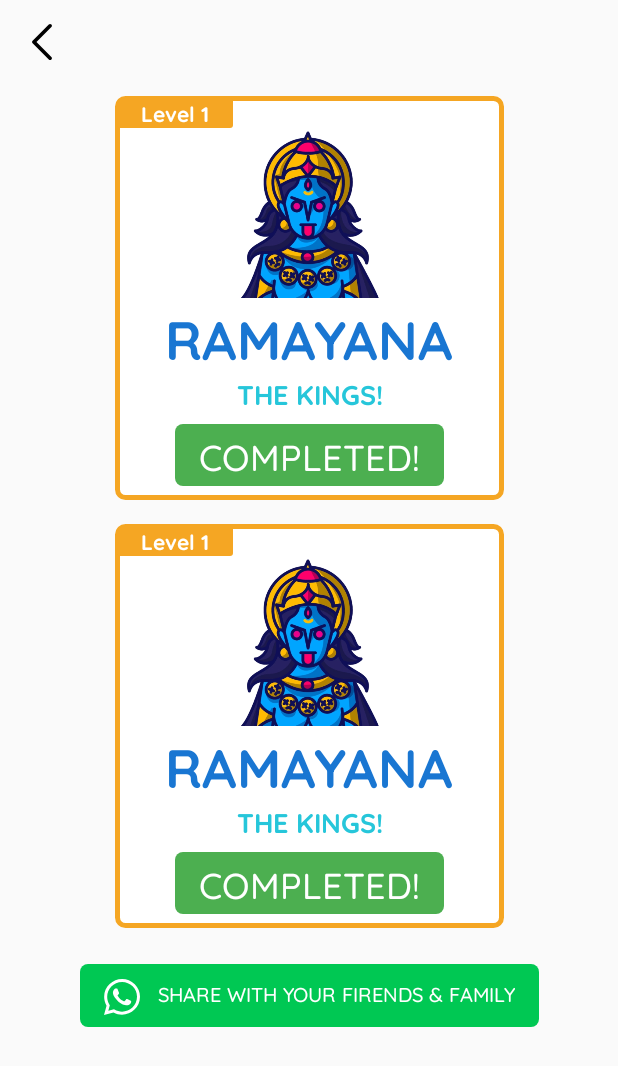
After one commit to tosid23/Word-Search, an Android app: the layout completed_fragment.xml on its own in the app's theme, with its tools: preview values and no code run, on a phone screen of 412 x 824 dp. The commit adds this screen. Shown: the top 1066 px of the screen. Run offline under Robolectric (Android 15) with nearby library versions, the phone set to English and light mode, and no system bars.

Commit message:
CompletedFragment.kt Start next puzzle Animations

```diff
--- a/app/build.gradle
+++ b/app/build.gradle
@@ -37,7 +37,7 @@ android {
 dependencies {
     implementation fileTree(dir: "libs", include: ["*.jar"])
     implementation "org.jetbrains.kotlin:kotlin-stdlib:$kotlin_version"
-    implementation 'org.jetbrains.kotlinx:kotlinx-coroutines-android:1.3.5'
+    implementation 'org.jetbrains.kotlinx:kotlinx-coroutines-android:1.3.9'
     implementation 'androidx.core:core-ktx:1.3.2'
     implementation 'androidx.appcompat:appcompat:1.2.0'
     implementation 'androidx.constraintlayout:constraintlayout:2.0.2'
@@ -54,6 +54,7 @@ dependencies {
     implementation 'androidx.legacy:legacy-support-v4:1.0.0'
     implementation 'androidx.lifecycle:lifecycle-extensions:2.2.0'
     implementation 'androidx.lifecycle:lifecycle-viewmodel-ktx:2.2.0'
+    implementation 'androidx.lifecycle:lifecycle-livedata-ktx:2.2.0'
     testImplementation 'junit:junit:4.12'
     androidTestImplementation 'androidx.test.ext:junit:1.1.2'
     androidTestImplementation 'androidx.test.espresso:espresso-core:3.3.0'
--- a/app/src/main/java/com/kaus/wordsearch/model/PuzzleData.kt
+++ b/app/src/main/java/com/kaus/wordsearch/model/PuzzleData.kt
@@ -14,5 +14,5 @@ data class PuzzleData(
     val image: String,
     val level: Int,
     val wordsList: List<Word>,
-    val is_completed: Boolean
+    var is_completed: Boolean
 ) : Parcelable
--- /dev/null
+++ b/app/src/main/res/drawable/rounded_r5_green_500_bg.xml
@@ -0,0 +1,6 @@
+<?xml version="1.0" encoding="utf-8"?>
+
+<shape xmlns:android="http://schemas.android.com/apk/res/android">
+    <corners android:radius="5dp" />
+    <solid android:color="@color/md_green_500" />
+</shape>
--- /dev/null
+++ b/app/src/main/res/layout/completed_fragment.xml
@@ -0,0 +1,69 @@
+<?xml version="1.0" encoding="utf-8"?>
+<androidx.core.widget.NestedScrollView xmlns:android="http://schemas.android.com/apk/res/android"
+    xmlns:app="http://schemas.android.com/apk/res-auto"
+    xmlns:tools="http://schemas.android.com/tools"
+    android:layout_width="match_parent"
+    android:layout_height="match_parent"
+    tools:context=".features.levels.LevelsFragment">
+
+    <androidx.constraintlayout.widget.ConstraintLayout
+        android:layout_width="match_parent"
+        android:layout_height="wrap_content">
+
+        <ImageView
+            android:id="@+id/completed_back"
+            android:layout_width="wrap_content"
+            android:layout_height="wrap_content"
+            android:padding="16dp"
+            android:src="@drawable/ic_back"
+            app:layout_constraintBottom_toBottomOf="parent"
+            app:layout_constraintEnd_toEndOf="parent"
+            app:layout_constraintHorizontal_bias="0.0"
+            app:layout_constraintStart_toStartOf="parent"
+            app:layout_constraintTop_toTopOf="parent"
+            app:layout_constraintVertical_bias="0.0"
+            tools:ignore="ContentDescription" />
+
+        <androidx.recyclerview.widget.RecyclerView
+            android:id="@+id/completed_recycler"
+            android:layout_width="wrap_content"
+            android:layout_height="wrap_content"
+            android:nestedScrollingEnabled="false"
+            android:orientation="vertical"
+            app:layoutManager="androidx.recyclerview.widget.LinearLayoutManager"
+            app:layout_constraintBottom_toBottomOf="parent"
+            app:layout_constraintEnd_toEndOf="parent"
+            app:layout_constraintStart_toStartOf="parent"
+            app:layout_constraintTop_toBottomOf="@+id/completed_back"
+            app:layout_constraintVertical_bias="0.0"
+            tools:itemCount="2"
+            tools:listitem="@layout/row_completed_levels" />
+
+        <TextView
+            android:id="@+id/completed_share"
+            android:layout_width="wrap_content"
+            android:layout_height="wrap_content"
+            android:layout_centerHorizontal="true"
+            android:layout_marginTop="16dp"
+            android:layout_marginBottom="16dp"
+            android:background="@drawable/rounded_r5_green_a700_bg"
+            android:drawablePadding="12dp"
+            android:fontFamily="@font/quicksand_medium"
+            android:paddingStart="16dp"
+            android:paddingTop="10dp"
+            android:paddingEnd="16dp"
+            android:paddingBottom="8dp"
+            android:text="SHARE WITH YOUR FIRENDS &amp; FAMILY"
+            android:textColor="@color/md_white_1000"
+            android:textSize="13sp"
+            app:drawableStartCompat="@drawable/ic_whatsapp"
+            app:layout_constraintBottom_toBottomOf="parent"
+            app:layout_constraintEnd_toEndOf="parent"
+            app:layout_constraintStart_toStartOf="parent"
+            app:layout_constraintTop_toBottomOf="@+id/completed_recycler"
+            app:layout_constraintVertical_bias="0.0"
+            tools:ignore="HardcodedText" />
+
+    </androidx.constraintlayout.widget.ConstraintLayout>
+
+</androidx.core.widget.NestedScrollView>
--- /dev/null
+++ b/app/src/main/res/layout/row_completed_levels.xml
@@ -0,0 +1,105 @@
+<?xml version="1.0" encoding="utf-8"?>
+<androidx.constraintlayout.widget.ConstraintLayout xmlns:android="http://schemas.android.com/apk/res/android"
+    xmlns:app="http://schemas.android.com/apk/res-auto"
+    xmlns:tools="http://schemas.android.com/tools"
+    android:id="@+id/levels_adapter_layout"
+    android:layout_width="wrap_content"
+    android:layout_height="wrap_content"
+    android:layout_margin="8dp"
+    android:background="@drawable/rounded_r5_white_bg_yellow_alert_border"
+    android:padding="1dp">
+
+    <ImageView
+        android:id="@+id/completed_levels_adapter_image"
+        android:layout_width="wrap_content"
+        android:layout_height="130dp"
+        android:layout_marginTop="3dp"
+        android:adjustViewBounds="true"
+        app:layout_constraintBottom_toTopOf="@+id/completed_levels_adapter_title_text"
+        app:layout_constraintEnd_toEndOf="parent"
+        app:layout_constraintStart_toStartOf="parent"
+        app:layout_constraintTop_toTopOf="parent"
+        app:layout_constraintVertical_bias="1.0"
+        tools:ignore="ContentDescription"
+        tools:src="@drawable/god_blue" />
+
+    <TextView
+        android:id="@+id/completed_levels_adapter_level_text"
+        android:layout_width="wrap_content"
+        android:layout_height="wrap_content"
+        android:background="@drawable/rounded_r2_yellow_alert_bg"
+        android:fontFamily="@font/quicksand_bold"
+        android:paddingStart="16dp"
+        android:paddingEnd="16dp"
+        android:textColor="@color/md_white_1000"
+        android:textSize="14sp"
+        app:layout_constraintBottom_toBottomOf="parent"
+        app:layout_constraintEnd_toEndOf="parent"
+        app:layout_constraintHorizontal_bias="0.0"
+        app:layout_constraintStart_toStartOf="parent"
+        app:layout_constraintTop_toTopOf="parent"
+        app:layout_constraintVertical_bias="0.0"
+        tools:text="Level 1" />
+
+    <TextView
+        android:id="@+id/completed_levels_adapter_title_text"
+        android:layout_width="wrap_content"
+        android:layout_height="wrap_content"
+        android:layout_marginStart="32dp"
+        android:layout_marginEnd="32dp"
+        android:fontFamily="@font/quicksand_bold"
+        android:textAllCaps="true"
+        android:textColor="@color/md_blue_700"
+        android:textSize="36sp"
+        app:layout_constraintBottom_toTopOf="@+id/completed_levels_adapter_sub_title_text"
+        app:layout_constraintEnd_toEndOf="parent"
+        app:layout_constraintHorizontal_bias="0.5"
+        app:layout_constraintStart_toStartOf="parent"
+        app:layout_constraintTop_toTopOf="parent"
+        app:layout_constraintVertical_bias="1.0"
+        tools:text="Ramayana" />
+
+    <TextView
+        android:id="@+id/completed_levels_adapter_sub_title_text"
+        android:layout_width="wrap_content"
+        android:layout_height="wrap_content"
+        android:layout_marginStart="32dp"
+        android:layout_marginEnd="32dp"
+        android:layout_marginBottom="8dp"
+        android:fontFamily="@font/quicksand_bold"
+        android:textAllCaps="true"
+        android:textColor="@color/md_cyan_400"
+        android:textSize="18sp"
+        app:layout_constraintBottom_toTopOf="@+id/completed_levels_adapter_decision_text"
+        app:layout_constraintEnd_toEndOf="parent"
+        app:layout_constraintHorizontal_bias="0.5"
+        app:layout_constraintStart_toStartOf="parent"
+        app:layout_constraintTop_toTopOf="parent"
+        app:layout_constraintVertical_bias="1.0"
+        tools:text="The Kings!" />
+
+    <TextView
+        android:id="@+id/completed_levels_adapter_decision_text"
+        android:layout_width="wrap_content"
+        android:layout_height="wrap_content"
+        android:layout_marginBottom="8dp"
+        android:fontFamily="@font/quicksand_medium"
+        android:paddingStart="16dp"
+        android:paddingTop="4dp"
+        android:paddingEnd="16dp"
+        android:paddingBottom="4dp"
+        android:textAllCaps="true"
+        android:textColor="@color/md_green_500"
+        android:textSize="24sp"
+        app:layout_constraintBottom_toBottomOf="parent"
+        app:layout_constraintEnd_toEndOf="parent"
+        app:layout_constraintHorizontal_bias="0.5"
+        app:layout_constraintStart_toStartOf="parent"
+        app:layout_constraintTop_toTopOf="parent"
+        app:layout_constraintVertical_bias="1.0"
+        tools:background="@drawable/rounded_r5_green_500_bg"
+        tools:text="Completed!"
+        tools:textColor="@color/md_white_1000" />
+
+
+</androidx.constraintlayout.widget.ConstraintLayout>
--- a/app/src/main/res/layout/row_levels.xml
+++ b/app/src/main/res/layout/row_levels.xml
@@ -24,7 +24,7 @@
         app:layout_constraintTop_toTopOf="parent"
         app:layout_constraintVertical_bias="1.0"
         tools:ignore="ContentDescription"
-        tools:src="@drawable/kings" />
+        tools:src="@drawable/god_blue" />
 
     <ImageView
         android:id="@+id/levels_adapter_completed_image"
```
Also changed, not shown: app/src/main/java/com/kaus/wordsearch/features/completed/CompletedFragment.kt (added, +61 -0 lines), app/src/main/java/com/kaus/wordsearch/features/completed/CompletedViewModel.kt (added, +32 -0 lines), app/src/main/java/com/kaus/wordsearch/features/completed/adapter/CompletedAdapter.kt (added, +92 -0 lines), app/src/main/java/com/kaus/wordsearch/features/home/HomeViewModel.kt (+10 -1 lines), app/src/main/java/com/kaus/wordsearch/features/puzzle/PuzzleFragment.kt (+12 -3 lines), app/src/main/java/com/kaus/wordsearch/features/puzzle/PuzzleViewModel.kt (+14 -3 lines), app/src/main/res/anim/fade_in.xml (added, +8 -0 lines), app/src/main/res/anim/fade_out.xml (added, +8 -0 lines), app/src/main/res/navigation/nav_graph.xml (+32 -8 lines), gradle/wrapper/gradle-wrapper.properties.
